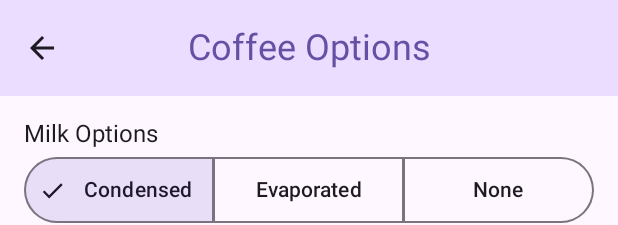
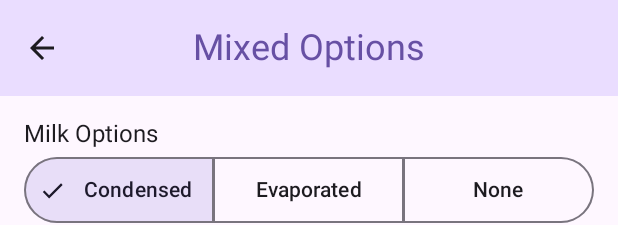
Before and after one commit to hakkasuru/kopi-calculator, an Android app built with Jetpack Compose: the @Preview function DrinkOptionsScreenPreview, on a phone screen of 412 x 824 dp. Shown: the top 225 px of the screen. Run offline under Robolectric (Android 15) with nearby library versions, the phone set to English and light mode, and no system bars.

Commit message:
preview mixed

```diff
--- a/composeApp/src/androidMain/kotlin/previews/DrinkOptionsScreenPreview.kt
+++ b/composeApp/src/androidMain/kotlin/previews/DrinkOptionsScreenPreview.kt
@@ -8,7 +8,7 @@ import com.hakkasuru.kopicalculator.drink.DrinkOptionsScreen
 @Composable
 private fun DrinkOptionsScreenPreview() {
     DrinkOptionsScreen(
-        drinkID = "coffee",
+        drinkID = "mixed",
         navigateBack = {}
     )
 }
```
